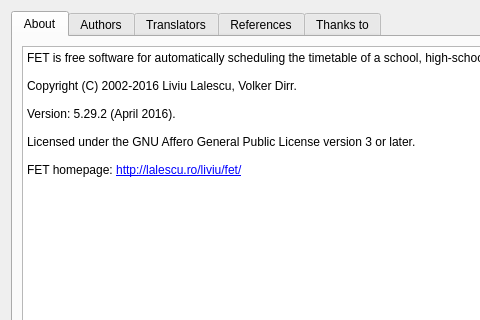
Above: src/interface/helpaboutform_template.ui from karandit/fet before the change; both pictures show x 0 to 480 and y 0 to 320 of the 690 by 430 pixel window. Below: the same form after it.
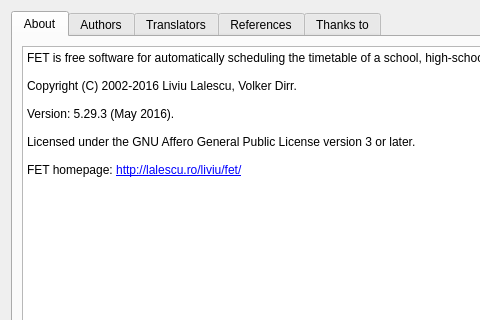
That is the form after the change.

```diff
--- a/src/interface/helpaboutform_template.ui
+++ b/src/interface/helpaboutform_template.ui
@@ -53,7 +53,7 @@
 &lt;p style=&quot;-qt-paragraph-type:empty; margin-top:0px; margin-bottom:0px; margin-left:0px; margin-right:0px; -qt-block-indent:0; text-indent:0px; font-family:'Sans Serif'; font-size:9pt;&quot;&gt;&lt;br /&gt;&lt;/p&gt;
 &lt;p style=&quot; margin-top:0px; margin-bottom:0px; margin-left:0px; margin-right:0px; -qt-block-indent:0; text-indent:0px;&quot;&gt;&lt;span style=&quot; font-family:'Sans Serif'; font-size:9pt;&quot;&gt;Copyright (C) 2002-2016 Liviu Lalescu, Volker Dirr.&lt;/span&gt;&lt;/p&gt;
 &lt;p style=&quot;-qt-paragraph-type:empty; margin-top:0px; margin-bottom:0px; margin-left:0px; margin-right:0px; -qt-block-indent:0; text-indent:0px; font-family:'Sans Serif'; font-size:9pt;&quot;&gt;&lt;br /&gt;&lt;/p&gt;
-&lt;p style=&quot; margin-top:0px; margin-bottom:0px; margin-left:0px; margin-right:0px; -qt-block-indent:0; text-indent:0px;&quot;&gt;&lt;span style=&quot; font-family:'Sans Serif'; font-size:9pt;&quot;&gt;Version: 5.29.2 (April 2016).&lt;/span&gt;&lt;/p&gt;
+&lt;p style=&quot; margin-top:0px; margin-bottom:0px; margin-left:0px; margin-right:0px; -qt-block-indent:0; text-indent:0px;&quot;&gt;&lt;span style=&quot; font-family:'Sans Serif'; font-size:9pt;&quot;&gt;Version: 5.29.3 (May 2016).&lt;/span&gt;&lt;/p&gt;
 &lt;p style=&quot;-qt-paragraph-type:empty; margin-top:0px; margin-bottom:0px; margin-left:0px; margin-right:0px; -qt-block-indent:0; text-indent:0px; font-family:'Sans Serif'; font-size:9pt;&quot;&gt;&lt;br /&gt;&lt;/p&gt;
 &lt;p style=&quot; margin-top:0px; margin-bottom:0px; margin-left:0px; margin-right:0px; -qt-block-indent:0; text-indent:0px;&quot;&gt;&lt;span style=&quot; font-family:'Sans Serif'; font-size:9pt;&quot;&gt;Licensed under the GNU Affero General Public License version 3 or later.&lt;/span&gt;&lt;/p&gt;
 &lt;p style=&quot;-qt-paragraph-type:empty; margin-top:0px; margin-bottom:0px; margin-left:0px; margin-right:0px; -qt-block-indent:0; text-indent:0px; font-family:'Sans Serif'; font-size:9pt;&quot;&gt;&lt;br /&gt;&lt;/p&gt;
```
